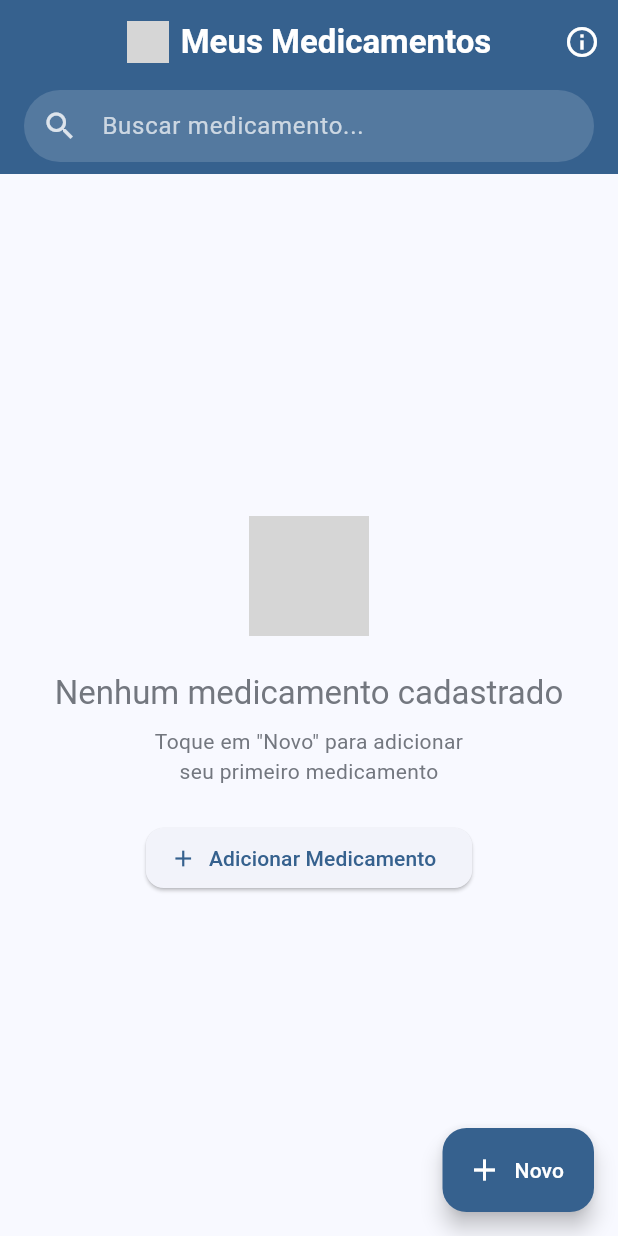
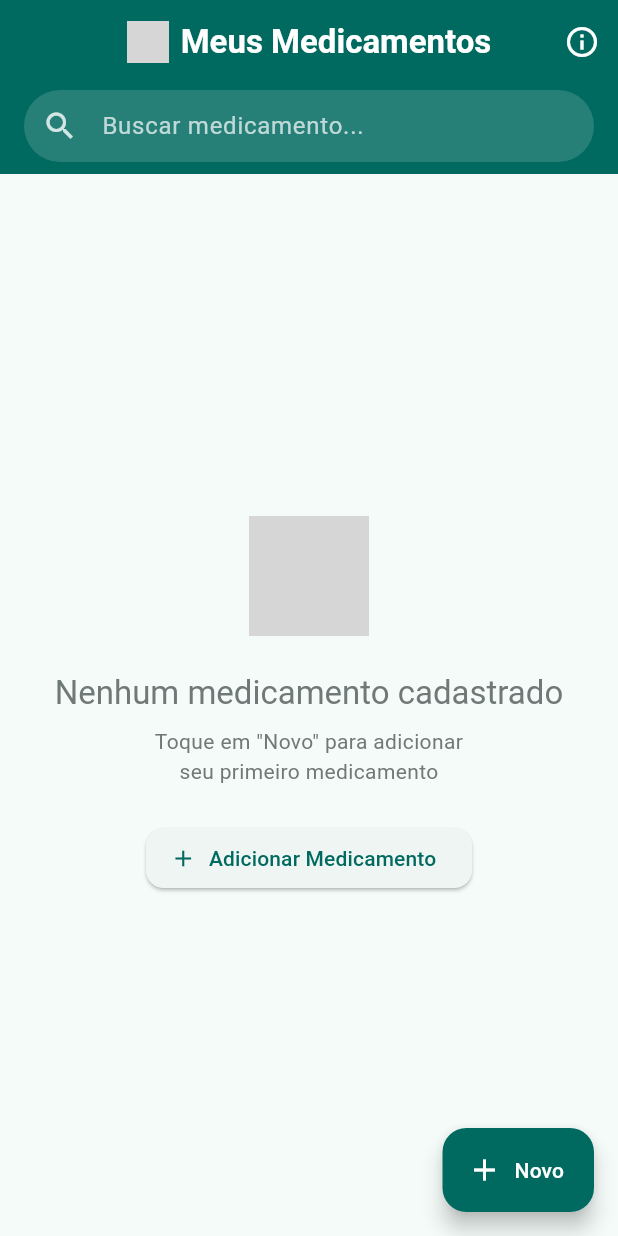
Before and after one commit to Qlqr1/AlarmeMedicamentos, a Flutter app: the screen it shows after launch, on a phone screen of 412 x 824 dp. Run offline on Flutter 3.47's test engine with Material 3 defaults, Android fonts, the phone set to English and light mode, and no system bars; our stand-ins replace shared_preferences; missing offline and left inert: alarm; grey boxes are pictures that could not be loaded.

Commit message:
mudança de cor

```diff
--- a/lib/main.dart
+++ b/lib/main.dart
@@ -29,7 +29,7 @@ class AlarmesMedicamentosApp extends StatelessWidget {
       theme: ThemeData(
         useMaterial3: true,
         colorScheme: ColorScheme.fromSeed(
-          seedColor: const Color(0xFF2196F3),
+          seedColor: const Color.fromARGB(255, 142, 216, 204),
           brightness: Brightness.light,
         ),
         cardTheme: CardThemeData(
@@ -63,7 +63,7 @@ class AlarmesMedicamentosApp extends StatelessWidget {
       darkTheme: ThemeData(
         useMaterial3: true,
         colorScheme: ColorScheme.fromSeed(
-          seedColor: const Color(0xFF2196F3),
+          seedColor: const Color.fromARGB(255, 71, 154, 142),
           brightness: Brightness.dark,
         ),
         cardTheme: CardThemeData(
```
